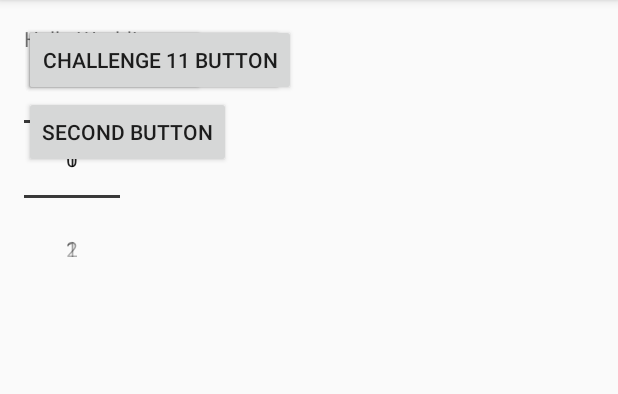
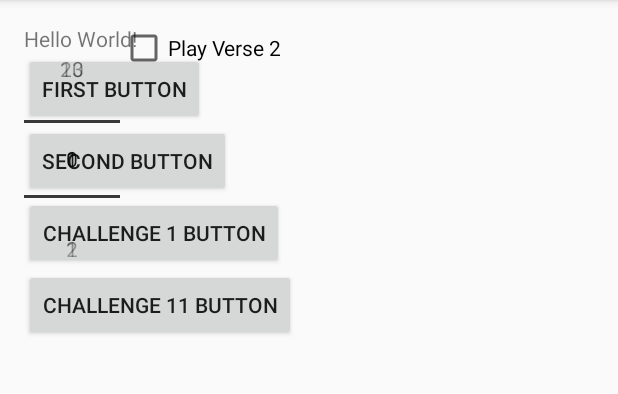
Before and after one commit to PranavKonduru12/Synthesizer_Version2, an Android app: the screen it shows after launch (SynthesizerActivity), on a phone screen of 412 x 824 dp, the part 84-478 px from its top. Run offline under Robolectric (Android 15) with nearby library versions, the phone set to English and light mode, and no system bars.

Commit message:
Changed orientation

```diff
--- a/app/src/main/res/layout/activity_synthesizer.xml
+++ b/app/src/main/res/layout/activity_synthesizer.xml
@@ -9,6 +9,21 @@
     android:paddingRight="@dimen/activity_horizontal_margin"
     android:paddingTop="@dimen/activity_vertical_margin"
     tools:context="com.example.konduru91976.synthesizer_version2.SynthesizerActivity">
+
+    <LinearLayout
+        android:orientation="horizontal"
+        android:layout_width="fill_parent"
+        android:layout_height="fill_parent"
+        android:weightSum="1">
+        <ScrollView
+            android:layout_width="wrap_content"
+            android:layout_height="wrap_content"
+            android:id="@+id/scrollView">
+
+            <LinearLayout
+                android:orientation="vertical"
+                android:layout_width="fill_parent"
+                android:layout_height="fill_parent">
 
                 <TextView
                     android:layout_width="wrap_content"
@@ -39,6 +54,9 @@
                     android:layout_height="wrap_content"
                     android:text="@string/mChallenge11"
                     android:id="@+id/mChallenge11" />
+            </LinearLayout>
+        </ScrollView>
+    </LinearLayout>
     <LinearLayout
         android:layout_width="match_parent"
         android:layout_height="match_parent">
```
Lines whose indentation alone changed are shown as unchanged.
